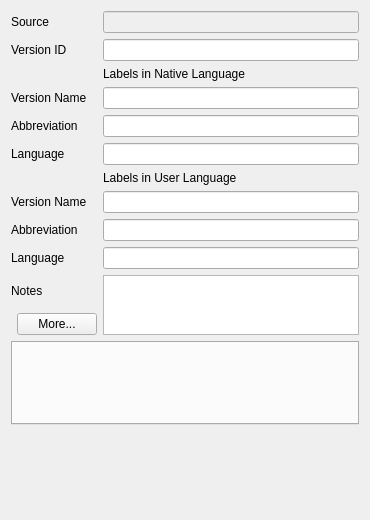
Before: the Qt Designer form multiscript/ui/version_form.ui in multiscript/multiscript, drawn with Qt 5.
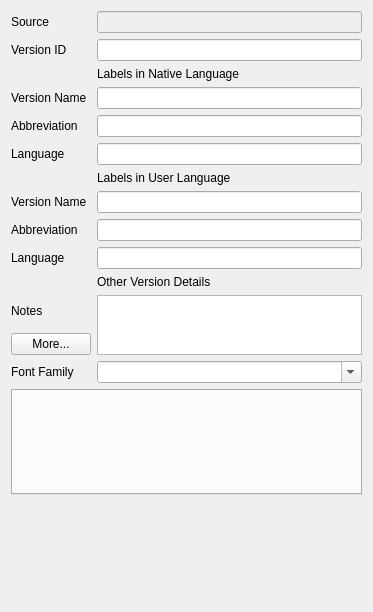
After: the same form once the commit is applied.

Commit message:
Move font family into BibleVersion (#12)
* Add font name and field to version form, and improve layout constraints

* Move font name from Word output to font family on BibleVersion

* Fix tests for font-family moved into BibleVersion

The edit to the form file:
```diff
--- a/multiscript/ui/version_form.ui
+++ b/multiscript/ui/version_form.ui
@@ -6,20 +6,23 @@
    <rect>
     <x>0</x>
     <y>0</y>
-    <width>370</width>
-    <height>520</height>
+    <width>373</width>
+    <height>612</height>
    </rect>
   </property>
-  <property name="minimumSize">
-   <size>
-    <width>370</width>
-    <height>520</height>
-   </size>
+  <property name="sizePolicy">
+   <sizepolicy hsizetype="MinimumExpanding" vsizetype="MinimumExpanding">
+    <horstretch>0</horstretch>
+    <verstretch>0</verstretch>
+   </sizepolicy>
   </property>
   <property name="windowTitle">
    <string>Form</string>
   </property>
-  <layout class="QGridLayout" name="gridLayout">
+  <layout class="QGridLayout" name="gridLayout" columnstretch="0,1">
+   <item row="4" column="1">
+    <widget class="QLineEdit" name="nativeNameLineEdit"/>
+   </item>
    <item row="6" column="0">
     <widget class="QLabel" name="nativeLangLabel">
      <property name="text">
@@ -27,6 +30,39 @@
      </property>
     </widget>
    </item>
+   <item row="6" column="1">
+    <widget class="QLineEdit" name="nativeLangLineEdit"/>
+   </item>
+   <item row="10" column="0">
+    <widget class="QLabel" name="userAbbrevLabel">
+     <property name="text">
+      <string>Abbreviation</string>
+     </property>
+    </widget>
+   </item>
+   <item row="19" column="0">
+    <spacer name="verticalSpacer">
+     <property name="orientation">
+      <enum>Qt::Vertical</enum>
+     </property>
+     <property name="sizeHint" stdset="0">
+      <size>
+       <width>0</width>
+       <height>0</height>
+      </size>
+     </property>
+    </spacer>
+   </item>
+   <item row="1" column="1">
+    <widget class="QLineEdit" name="idLineEdit"/>
+   </item>
+   <item row="11" column="0">
+    <widget class="QLabel" name="userLangLabel">
+     <property name="text">
+      <string>Language</string>
+     </property>
+    </widget>
+   </item>
    <item row="11" column="1">
     <widget class="QLineEdit" name="userLangLineEdit"/>
    </item>
@@ -37,13 +73,6 @@
      </property>
     </widget>
    </item>
-   <item row="5" column="0">
-    <widget class="QLabel" name="nativeAbbrevLabel">
-     <property name="text">
-      <string>Abbreviation</string>
-     </property>
-    </widget>
-   </item>
    <item row="0" column="0">
     <widget class="QLabel" name="sourceLabel">
      <property name="text">
@@ -51,19 +80,7 @@
      </property>
     </widget>
    </item>
-   <item row="14" column="0" colspan="2">
-    <widget class="QTabWidget" name="outputsTabWidget"/>
-   </item>
-   <item row="5" column="1">
-    <widget class="QLineEdit" name="nativeAbbrevLineEdit"/>
-   </item>
-   <item row="1" column="1">
-    <widget class="QLineEdit" name="idLineEdit"/>
-   </item>
-   <item row="10" column="1">
-    <widget class="QLineEdit" name="userAbbrevLineEdit"/>
-   </item>
-   <item row="12" column="0">
+   <item row="14" column="0">
     <widget class="QLabel" name="notesLabel">
      <property name="text">
       <string>Notes</string>
@@ -73,39 +90,13 @@
      </property>
     </widget>
    </item>
-   <item row="8" column="1">
-    <widget class="QLabel" name="userSectionLabel">
+   <item row="2" column="1">
+    <widget class="QLabel" name="nativeSectionLabel">
      <property name="text">
-      <string>Labels in User Language</string>
+      <string>Labels in Native Language</string>
      </property>
     </widget>
    </item>
-   <item row="16" column="0">
-    <spacer name="verticalSpacer">
-     <property name="orientation">
-      <enum>Qt::Vertical</enum>
-     </property>
-     <property name="sizeHint" stdset="0">
-      <size>
-       <width>20</width>
-       <height>40</height>
-      </size>
-     </property>
-    </spacer>
-   </item>
-   <item row="4" column="0">
-    <widget class="QLabel" name="nativeNameLabel">
-     <property name="text">
-      <string>Version Name</string>
-     </property>
-    </widget>
-   </item>
-   <item row="9" column="1">
-    <widget class="QLineEdit" name="userNameLineEdit"/>
-   </item>
-   <item row="6" column="1">
-    <widget class="QLineEdit" name="nativeLangLineEdit"/>
-   </item>
    <item row="1" column="0">
     <widget class="QLabel" name="idLabel">
      <property name="text">
@@ -113,20 +104,6 @@
      </property>
     </widget>
    </item>
-   <item row="11" column="0">
-    <widget class="QLabel" name="userLangLabel">
-     <property name="text">
-      <string>Language</string>
-     </property>
-    </widget>
-   </item>
-   <item row="10" column="0">
-    <widget class="QLabel" name="userAbbrevLabel">
-     <property name="text">
-      <string>Abbreviation</string>
-     </property>
-    </widget>
-   </item>
    <item row="9" column="0">
     <widget class="QLabel" name="userNameLabel">
      <property name="text">
@@ -134,17 +111,66 @@
      </property>
     </widget>
    </item>
-   <item row="2" column="1">
-    <widget class="QLabel" name="nativeSectionLabel">
+   <item row="14" column="1" rowspan="2">
+    <widget class="QTextEdit" name="notesTextEdit">
+     <property name="sizePolicy">
+      <sizepolicy hsizetype="Expanding" vsizetype="Fixed">
+       <horstretch>0</horstretch>
+       <verstretch>0</verstretch>
+      </sizepolicy>
+     </property>
+     <property name="maximumSize">
+      <size>
+       <width>16777215</width>
+       <height>60</height>
+      </size>
+     </property>
+     <property name="tabStopDistance">
+      <double>20.000000000000000</double>
+     </property>
+    </widget>
+   </item>
+   <item row="4" column="0">
+    <widget class="QLabel" name="nativeNameLabel">
      <property name="text">
-      <string>Labels in Native Language</string>
+      <string>Version Name</string>
      </property>
     </widget>
    </item>
-   <item row="4" column="1">
-    <widget class="QLineEdit" name="nativeNameLineEdit"/>
+   <item row="8" column="1">
+    <widget class="QLabel" name="userSectionLabel">
+     <property name="text">
+      <string>Labels in User Language</string>
+     </property>
+    </widget>
    </item>
-   <item row="13" column="0">
+   <item row="9" column="1">
+    <widget class="QLineEdit" name="userNameLineEdit"/>
+   </item>
+   <item row="5" column="0">
+    <widget class="QLabel" name="nativeAbbrevLabel">
+     <property name="text">
+      <string>Abbreviation</string>
+     </property>
+    </widget>
+   </item>
+   <item row="5" column="1">
+    <widget class="QLineEdit" name="nativeAbbrevLineEdit"/>
+   </item>
+   <item row="10" column="1">
+    <widget class="QLineEdit" name="userAbbrevLineEdit"/>
+   </item>
+   <item row="17" column="0" colspan="2">
+    <widget class="QTabWidget" name="outputsTabWidget">
+     <property name="sizePolicy">
+      <sizepolicy hsizetype="MinimumExpanding" vsizetype="MinimumExpanding">
+       <horstretch>0</horstretch>
+       <verstretch>0</verstretch>
+      </sizepolicy>
+     </property>
+    </widget>
+   </item>
+   <item row="15" column="0">
     <layout class="QHBoxLayout" name="horizontalLayout_3">
      <property name="spacing">
       <number>0</number>
@@ -171,22 +197,24 @@
      </item>
     </layout>
    </item>
-   <item row="12" column="1" rowspan="2">
-    <widget class="QTextEdit" name="notesTextEdit">
-     <property name="sizePolicy">
-      <sizepolicy hsizetype="Expanding" vsizetype="Fixed">
-       <horstretch>0</horstretch>
-       <verstretch>0</verstretch>
-      </sizepolicy>
+   <item row="16" column="0">
+    <widget class="QLabel" name="fontFamilyLabel">
+     <property name="text">
+      <string>Font Family</string>
      </property>
-     <property name="maximumSize">
-      <size>
-       <width>16777215</width>
-       <height>60</height>
-      </size>
+    </widget>
+   </item>
+   <item row="16" column="1">
+    <widget class="QFontComboBox" name="fontFamilyFontComboBox">
+     <property name="currentText">
+      <string/>
      </property>
-     <property name="tabStopDistance">
-      <double>20.000000000000000</double>
+    </widget>
+   </item>
+   <item row="12" column="1">
+    <widget class="QLabel" name="label">
+     <property name="text">
+      <string>Other Version Details</string>
      </property>
     </widget>
    </item>
```
The commit also changes 14 other files.
